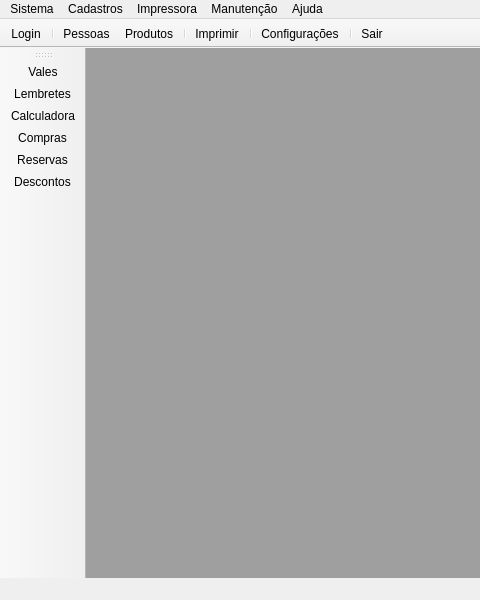
Above: mainwindow.ui from leidensj/BKVale before the change; both pictures show x 0 to 480 and y 0 to 600 of the 1000 by 600 pixel window. Below: the same form after it.
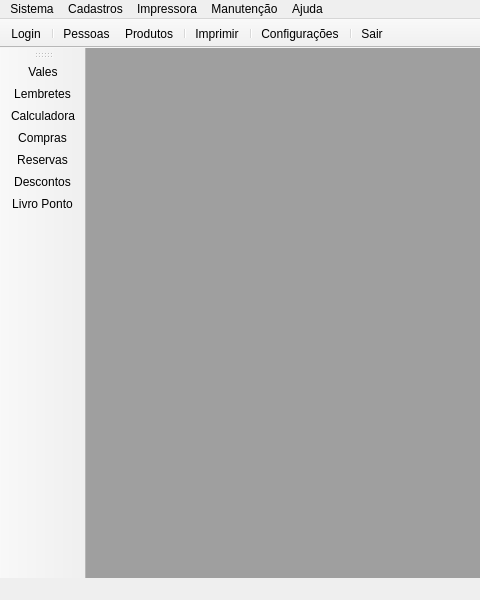
That is the form after the change. Icons and pictures are not drawn.

Commit message: time card 1st attempt

Patch:
```diff
--- a/mainwindow.ui
+++ b/mainwindow.ui
@@ -189,6 +189,7 @@
    <addaction name="actionShop"/>
    <addaction name="actionReservations"/>
    <addaction name="actionDiscount"/>
+   <addaction name="actionTimeCard"/>
   </widget>
   <action name="actionPrint">
    <property name="icon">
@@ -418,6 +419,15 @@
     <string>Setores do Estoque</string>
    </property>
   </action>
+  <action name="actionTimeCard">
+   <property name="icon">
+    <iconset resource="icons.qrc">
+     <normaloff>:/icons/res/settings.png</normaloff>:/icons/res/settings.png</iconset>
+   </property>
+   <property name="text">
+    <string>Livro Ponto</string>
+   </property>
+  </action>
  </widget>
  <layoutdefault spacing="6" margin="11"/>
  <resources>
```
The commit also changes 6 other files.
